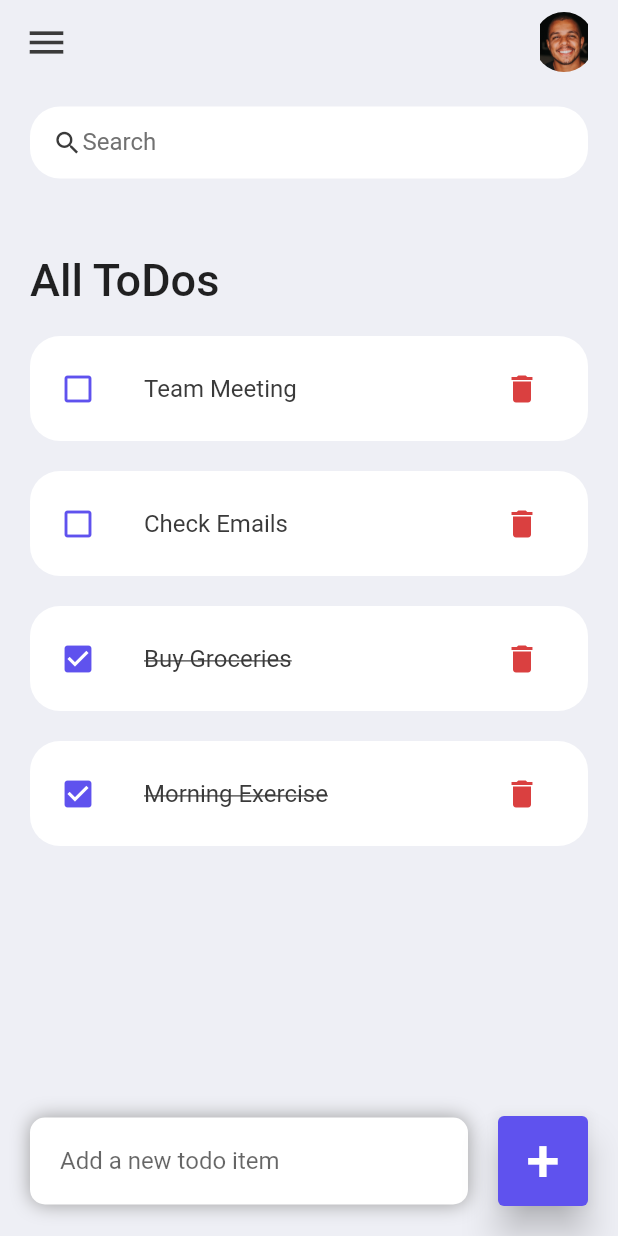
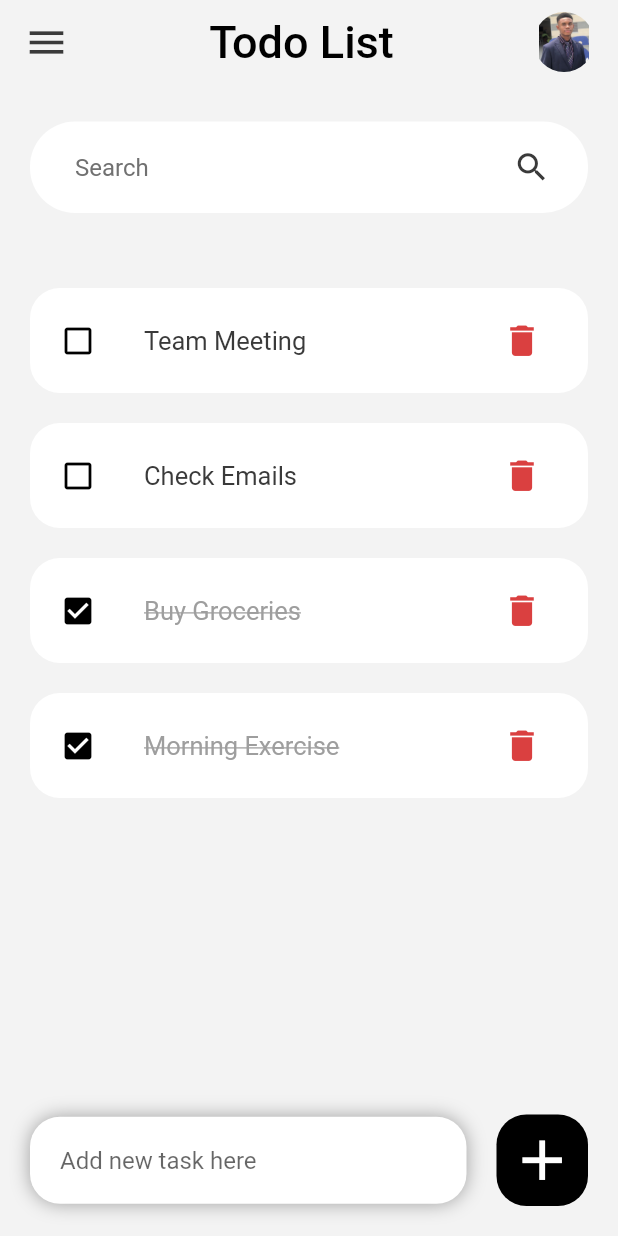
Before and after one commit to francisojeah/todo_app_flutter, a Flutter app: the screen it shows after launch, on a phone screen of 412 x 824 dp. Run offline on Flutter 3.47's test engine with Material 2 defaults, Android fonts, the phone set to English and light mode, and no system bars.

Commit message:
re design the page

```diff
--- a/lib/constants/colors.dart
+++ b/lib/constants/colors.dart
@@ -1,9 +1,9 @@
 import 'package:flutter/material.dart';
 
 const Color tdRed = Color(0xFFda4040);
-const Color tdBlue = Color(0xFF5F52EE);
+const Color tdBlue = Color.fromARGB(255, 0, 0, 0);
 
 const Color tdBlack = Color(0xFF3A3A3A);
 const Color tdGrey = Color(0xFF717171);
 
-const tdBGColor = Color(0xFFEEEFF5);
+const tdBGColor = Color.fromARGB(255, 243, 243, 243);
--- a/lib/model/todo.dart
+++ b/lib/model/todo.dart
@@ -2,11 +2,13 @@ class ToDo {
   String? id;
   String? todoText;
   bool isDone;
+  int? check;
 
   ToDo({
     required this.id,
     required this.todoText,
     this.isDone = false,
+    this.check,
   });
 
   static List<ToDo> todoList() {
@@ -17,4 +19,10 @@ class ToDo {
       ToDo(id: '04', todoText: 'Team Meeting'),
     ];
   }
+
+  static List<ToDo> todoListChecked() {
+    return [
+
+    ];
+  }
 }
--- a/lib/screens/home.dart
+++ b/lib/screens/home.dart
@@ -35,7 +35,8 @@ class _HomeState extends State<Home> {
   @override
   Widget build(BuildContext context) {
     return Scaffold(
-      backgroundColor: tdBGColor,
+      // backgroundColor: tdBGColor,
+      backgroundColor: Color.fromARGB(255, 243, 243, 243),
       appBar: _buildAppBar(),
       body: Stack(
         children: [
@@ -47,14 +48,15 @@ class _HomeState extends State<Home> {
                 Expanded(
                     child: ListView(
                   children: [
-                    Container(
-                      margin: EdgeInsets.only(top: 50, bottom: 20),
-                      child: Text(
-                        'All ToDos',
-                        style: TextStyle(
-                            fontSize: 30, fontWeight: FontWeight.w500),
-                      ),
-                    ),
+                    // Container(
+                    //   alignment: Alignment.center,
+                    //   margin: EdgeInsets.only(top: 50, bottom: 20),
+                    //   child: Text(
+                    //     'Todo List',
+                    //     style: TextStyle(
+                    //         fontSize: 30, fontWeight: FontWeight.w500),
+                    //   ),
+                    // ),
                     for (ToDo todoo in _filteredTDList.reversed)
                       ToDoItem(
                         todo: todoo,
@@ -87,11 +89,11 @@ class _HomeState extends State<Home> {
                               blurRadius: 10.0,
                               spreadRadius: 0.0)
                         ],
-                        borderRadius: BorderRadius.circular(10)),
+                        borderRadius: BorderRadius.circular(20)),
                     child: TextField(
                         controller: _todoController,
                         decoration: InputDecoration(
-                            hintText: 'Add a new todo item',
+                            hintText: 'Add new task here',
                             border: InputBorder.none)),
                   )),
                   Container(
@@ -99,20 +101,36 @@ class _HomeState extends State<Home> {
                       bottom: 20,
                       right: 20,
                     ),
-                      child: ElevatedButton(
-                        child: Text(
-                          '+',
-                          style: TextStyle(fontSize: 40),
+                    decoration: BoxDecoration(
+                      borderRadius: BorderRadius.circular(20),
+                      color: Colors.black,
                     ),
+                    // child: ElevatedButton(
+                    //   child: Text(
+                    //     '+',
+                    //     style: TextStyle(fontSize: 40),
+                    //   ),
+                    //   onPressed: (() {
+                    //     _addToDoItem(_todoController.text);
+                    //   }),
+                    //   style: ElevatedButton.styleFrom(
+                    //     primary: tdBlue,
+                    //     shape: OutlinedBorder.,
+                    //     minimumSize: Size(60, 60),
+                    //     elevation: 10,
+                    //   ),
+                    // )
+                    child: IconButton(
+                        icon: Icon(Icons.add),
                         onPressed: (() {
+                          if (_todoController.text == "") {
+                          } else {
                             _addToDoItem(_todoController.text);
+                          }
                         }),
-                        style: ElevatedButton.styleFrom(
-                          primary: tdBlue,
-                          minimumSize: Size(60, 60),
-                          elevation: 10,
-                        ),
-                      ))
+                        iconSize: 45,
+                        color: Colors.white),
+                  )
                 ],
               )),
         ],
@@ -132,11 +150,16 @@ class _HomeState extends State<Home> {
             color: tdBlack,
             size: 30,
           ),
+          Text(
+            'Todo List',
+            style: TextStyle(
+                fontSize: 30, fontWeight: FontWeight.w500, color: Colors.black),
+          ),
           Container(
             height: 40,
             width: 40,
             child: ClipRRect(
-                child: Image.asset('assets/images/picture.jpg'),
+                child: Image.asset('assets/images/Profile2.jpg'),
                 borderRadius: BorderRadius.circular(20)),
           )
         ],
@@ -147,6 +170,7 @@ class _HomeState extends State<Home> {
   void _handleToDoChange(ToDo todo) {
     setState(() {
       todo.isDone = !todo.isDone;
+       todosList.indexWhere((element) => element.id == todo.id);
     });
   }
 
@@ -183,19 +207,24 @@ class _HomeState extends State<Home> {
 
   Widget searchBox() {
     return Container(
-      padding: EdgeInsets.symmetric(horizontal: 15),
+      margin: EdgeInsets.only(top: 10, bottom: 50),
+      padding: EdgeInsets.symmetric(horizontal: 25, vertical: 6),
       decoration: BoxDecoration(
-          borderRadius: BorderRadius.circular(20), color: Colors.white),
+          borderRadius: BorderRadius.circular(30), color: Colors.white),
       child: TextField(
         onChanged: (value) => {_runFileredResult(value)},
         decoration: InputDecoration(
-            contentPadding: EdgeInsets.all(0),
-            prefixIcon: Icon(
+            contentPadding: EdgeInsets.only(
+              top: 15,
+              bottom: 15,
+              left: 5,
+            ),
+            suffixIcon: Icon(
               Icons.search,
               color: tdBlack,
-              size: 20,
+              size: 25,
             ),
-            prefixIconConstraints: BoxConstraints(maxHeight: 20, maxWidth: 25),
+            suffixIconConstraints: BoxConstraints(maxHeight: 25, maxWidth: 25),
             border: InputBorder.none,
             hintText: 'Search',
             hintStyle: TextStyle(color: tdGrey)),
--- a/lib/widgets/todo_item.dart
+++ b/lib/widgets/todo_item.dart
@@ -27,12 +27,12 @@ class ToDoItem extends StatelessWidget {
         tileColor: Colors.white,
         leading: Icon(
             todo.isDone ? Icons.check_box : Icons.check_box_outline_blank,
-            color: tdBlue),
+            color: Colors.black),
         title: Text(
           todo.todoText!,
           style: TextStyle(
-            color: tdBlack,
-            fontSize: 16,
+            color: todo.isDone ? Colors.grey : tdBlack,
+            fontSize: 17,
             decoration: todo.isDone ? TextDecoration.lineThrough : null,
           ),
         ),
@@ -41,6 +41,7 @@ class ToDoItem extends StatelessWidget {
             onPressed: (() {
               onDeleteItem(todo.id);
             }),
+            iconSize: 27,
             color: tdRed),
         // Container(
         // padding: EdgeInsects.all(0),
```
Also changed, not shown: assets/images/Profile2.jpg (added), assets/images/picture.jpg (deleted), assets/images/profile1.jpg (added). Lines whose indentation alone changed are shown as unchanged.
